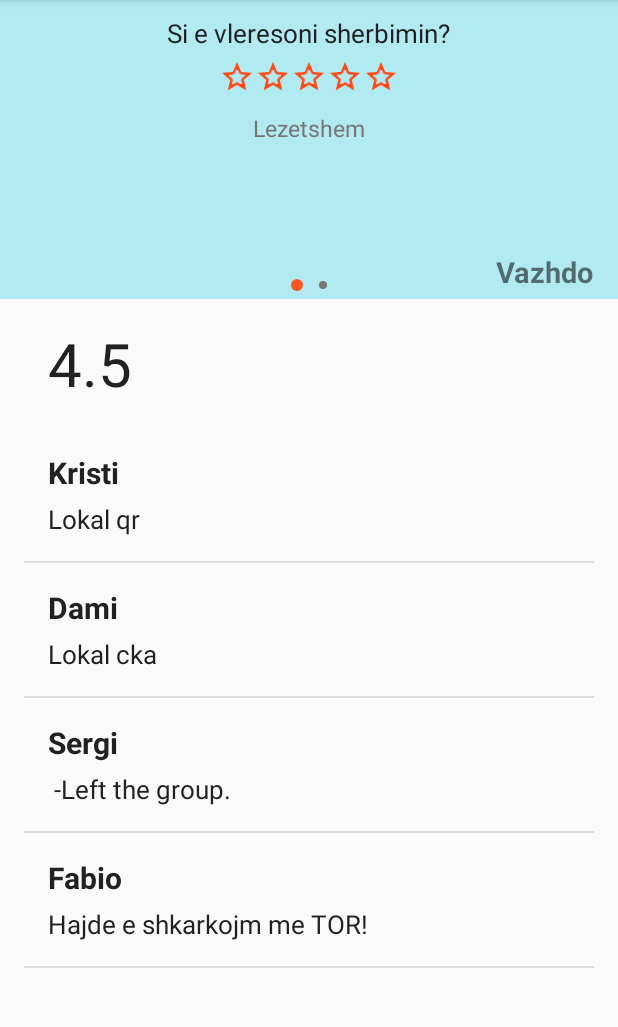
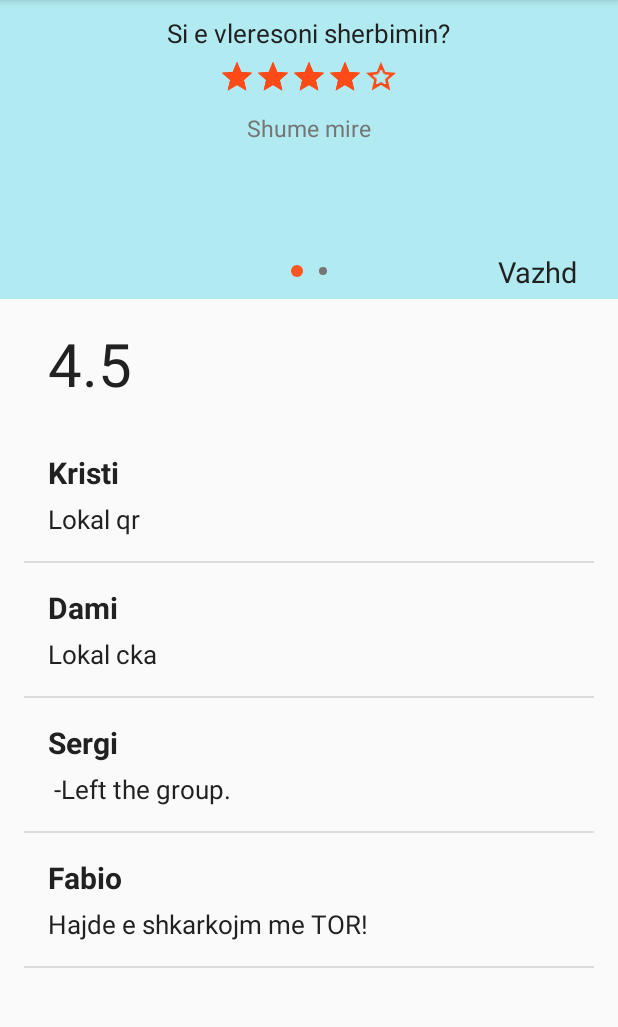
Before and after one commit to bigcheesy/UPickMobile, an Android app: the RatingActivity screen opened directly, with no data from a screen before it, on a phone screen of 412 x 824 dp, the part 84-1111 px from its top. Run offline under Robolectric (Android 15) with nearby library versions, the phone set to English and light mode, and no system bars.

Commit message:
Fixed ur shit

```diff
--- a/app/src/main/res/layout/activity_main2.xml
+++ b/app/src/main/res/layout/activity_main2.xml
@@ -108,7 +108,7 @@
                         android:layout_width="wrap_content"
                         android:layout_height="wrap_content"
                         android:textSize="27sp"
-                        android:text="Vleresime"
+                        android:text="Feedback"
                         android:textColor="#fff"
                         android:layout_centerVertical="true"
                         android:layout_toEndOf="@+id/imageView3"
--- a/app/src/main/res/layout/activity_rating.xml
+++ b/app/src/main/res/layout/activity_rating.xml
@@ -18,40 +18,44 @@
         android:layout_height="0dp"
         android:layout_weight="30"
         android:background="@color/colorPrimaryLight"
+        android:orientation="vertical"
         >
+            <android.support.v4.view.ViewPager
+                android:id="@+id/rating_viewpager"
+                android:layout_width="match_parent"
+                android:layout_height="match_parent"
+                android:orientation="vertical">
+            </android.support.v4.view.ViewPager>
+
+            <RelativeLayout
+                android:layout_width="match_parent"
+                android:layout_height="wrap_content"
+                android:layout_marginBottom="5dp"
+                android:layout_gravity="bottom"
+                >
+
+                <LinearLayout
+                    android:id="@+id/rating_sliderdots"
+                    android:orientation="horizontal"
+                    android:layout_width="wrap_content"
+                    android:layout_height="wrap_content"
+                    android:layout_centerInParent="true"
+                    android:gravity="center_vertical"
+                    />
 
                 <TextView
                     android:layout_width="wrap_content"
                     android:layout_height="wrap_content"
                     android:text="Publiko"
-            android:layout_gravity="bottom|right"
+                    android:background="?attr/selectableItemBackgroundBorderless"
+                    android:layout_alignParentRight="true"
                     android:layout_marginRight="16dp"
-            android:layout_marginBottom="5dp"
                     android:textSize="19sp"
-            android:textStyle="bold"
                     android:clickable="true"
+                    android:textColor="@color/primaryTextColor"
                     android:id="@+id/rating_publiko"
                     />
-
-
-        <LinearLayout
-            android:id="@+id/rating_sliderdots"
-            android:orientation="horizontal"
-            android:gravity="center_vertical|center_horizontal"
-            android:layout_width="match_parent"
-            android:layout_height="wrap_content"
-            android:layout_gravity="bottom"
-            android:layout_marginBottom="5dp"
-            ></LinearLayout>
-
-        <android.support.v4.view.ViewPager
-            android:id="@+id/rating_viewpager"
-            android:layout_width="match_parent"
-            android:layout_height="match_parent"
-            android:orientation="vertical"
-            android:weightSum="1"
-            android:layout_marginBottom="10dp">
-        </android.support.v4.view.ViewPager>
+            </RelativeLayout>
     </FrameLayout>
 
     <RelativeLayout
--- a/app/src/main/res/layout/bar_item.xml
+++ b/app/src/main/res/layout/bar_item.xml
@@ -10,6 +10,8 @@
         android:layout_width="match_parent"
         android:layout_height="wrap_content"
         android:layout_marginBottom="8dp"
+        android:foreground="?attr/selectableItemBackgroundBorderless"
+
         app:cardCornerRadius="2dp"
         app:cardElevation="2dp"
         >
--- a/app/src/main/res/layout/rating_frag1.xml
+++ b/app/src/main/res/layout/rating_frag1.xml
@@ -20,14 +20,15 @@
         android:layout_width="wrap_content"
         android:layout_height="wrap_content"
         android:layout_gravity="center_horizontal"
-        android:isIndicator="false" />
+        android:isIndicator="false"
+        android:rating="4" />
 
     <TextView
+        android:id="@+id/lezetshem"
         android:layout_width="wrap_content"
         android:layout_height="wrap_content"
         android:layout_gravity="center_horizontal"
-        android:id="@+id/lezetshem"
-        android:text="Lezetshem"
+        android:text="Shume mire"
         android:textColor="@color/secondaryTextColor"
         android:textSize="15dp" />
 
```
Also changed, not shown: app/src/main/java/com/example/dcyberpanda/upickmobile/CustomAdapters/BarpickAdapter.java (+1 -9 lines), app/src/main/java/com/example/dcyberpanda/upickmobile/RatingActivity.java (+31 -39 lines). Lines whose indentation alone changed are shown as unchanged.
